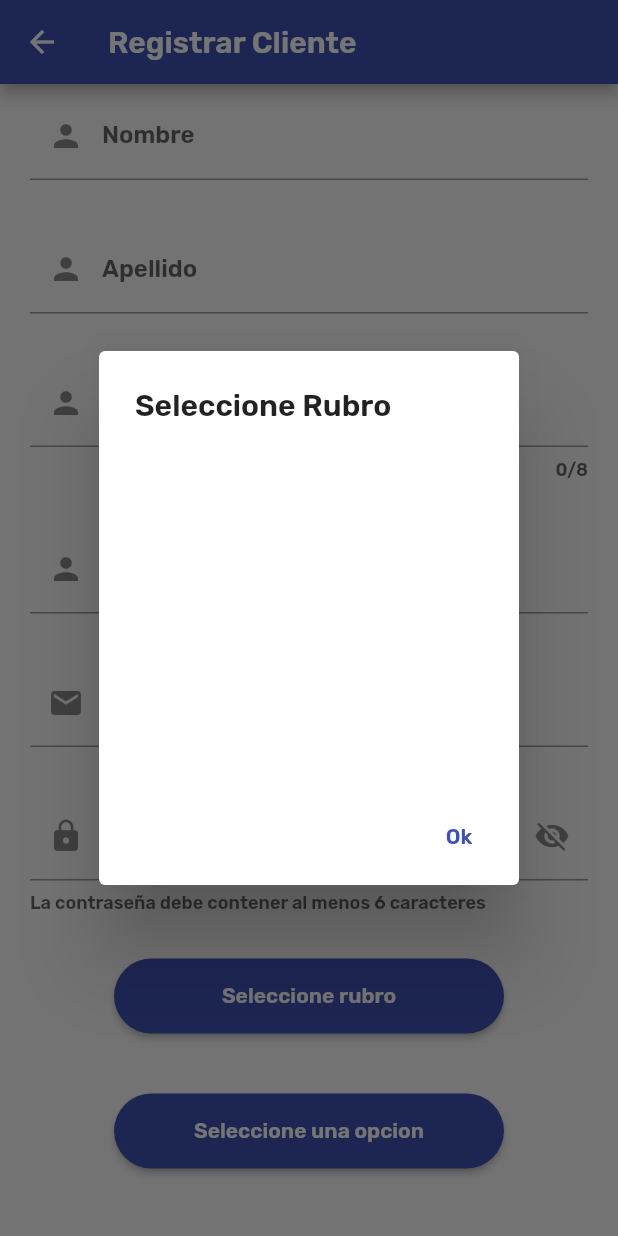
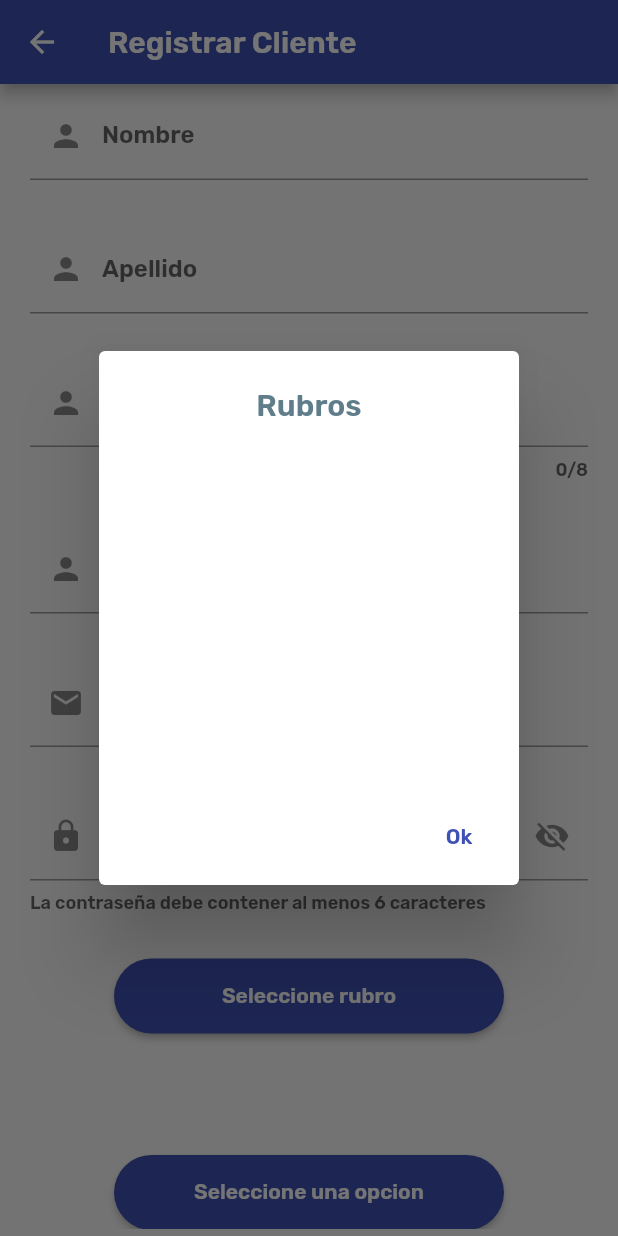
Before and after one commit to Roycho1885/tuTurnoApp, a Flutter app: the Registrar screen opened by its route, after a tap on "Seleccione rubro", on a phone screen of 412 x 824 dp. Run offline on Flutter 3.47's test engine with Material 2 defaults, Android fonts, the phone set to English and light mode, and no system bars; our stand-ins replace cloud_firestore, firebase_auth, firebase_core; accounts and stored records are empty.

Commit message:
algunos cambios de estilo

```diff
--- a/lib/Paginas/registrar.dart
+++ b/lib/Paginas/registrar.dart
@@ -193,7 +193,8 @@ class _RegistrarState extends State<Registrar> {
             itemBuilder: (context, index) {
               Map<String, dynamic> data = docs[index].data();
               return ListTile(
-                hoverColor: Colors.indigo,
+                leading: Icon(Icons.done_outline),
+                hoverColor: Colors.amberAccent,
                 title: Text(data['nombre']),
                 onTap: () {
                   ScaffoldMessenger.of(context).showSnackBar(SnackBar(
@@ -231,7 +232,8 @@ class _RegistrarState extends State<Registrar> {
               itemBuilder: (context, index) {
                 Map<String, dynamic> data = docs[index].data();
                 return ListTile(
-                  hoverColor: Colors.indigo,
+                  leading: Icon(Icons.done_outline),
+                  hoverColor: Colors.amberAccent,
                   title: Text(data['nombre']),
                   onTap: () {
                     ScaffoldMessenger.of(context).showSnackBar(SnackBar(
@@ -247,6 +249,7 @@ class _RegistrarState extends State<Registrar> {
 
   //CHECKBOX POLITICAS
   Widget crearCheck() => CheckboxListTile(
+      activeColor: Colors.amber,
       title: GestureDetector(
         child: Text(
           'Acepto las Políticas de Privacidad',
@@ -353,13 +356,13 @@ class _RegistrarState extends State<Registrar> {
                 Text(
                   selrubro == null ? '' : selrubro,
                   style: TextStyle(
-                    fontSize: 18,
-                    color: Colors.indigo,
+                    fontSize: 20,
+                    color: Colors.amber,
                     shadows: [
                       Shadow(
                         color: Colors.black,
-                        offset: Offset(1, 1),
-                        blurRadius: 8,
+                        offset: Offset(0, 0),
+                        blurRadius: 2,
                       ),
                     ],
                   ),
@@ -415,13 +418,13 @@ class _RegistrarState extends State<Registrar> {
                 Text(
                   selgim == null ? '' : selgim,
                   style: TextStyle(
-                    fontSize: 18,
-                    color: Colors.indigo,
+                    fontSize: 20,
+                    color: Colors.amber,
                     shadows: [
                       Shadow(
                         color: Colors.black,
-                        offset: Offset(1, 1),
-                        blurRadius: 8,
+                        offset: Offset(0, 0),
+                        blurRadius: 2,
                       ),
                     ],
                   ),
@@ -522,11 +525,20 @@ class _RegistrarState extends State<Registrar> {
                         barrierDismissible: false,
                         context: context,
                         builder: (context) => AlertDialog(
-                          title: Text('Seleccione Rubro'),
+                          title: Text(
+                            'Rubros',
+                            textAlign: TextAlign.center,
+                            style: TextStyle(
+                              color: Colors.blueGrey,
+                            ),
+                          ),
                           content: _crearCampoRubro(),
                           actions: <Widget>[
                             TextButton(
                               onPressed: () {
+                                setState(() {
+                                  selrubro = rubrosselec;
+                                });
                                 Navigator.of(context).pop('Ok');
                               },
                               child: Text('Ok'),
@@ -536,6 +548,23 @@ class _RegistrarState extends State<Registrar> {
                       );
                     },
                     child: Text('Seleccione rubro'),
+                  ),
+                ),
+                SizedBox(
+                  height: 20,
+                ),
+                Text(
+                  selrubro == null ? '' : selrubro,
+                  style: TextStyle(
+                    fontSize: 18,
+                    color: Colors.amber,
+                    shadows: [
+                      Shadow(
+                        color: Colors.black,
+                        offset: Offset(0, 0),
+                        blurRadius: 3,
+                      ),
+                    ],
                   ),
                 ),
                 SizedBox(
@@ -557,11 +586,20 @@ class _RegistrarState extends State<Registrar> {
                           barrierDismissible: false,
                           context: context,
                           builder: (context) => AlertDialog(
-                            title: Text('Seleccione'),
+                            title: Text(
+                              rubrosselec,
+                              textAlign: TextAlign.center,
+                              style: TextStyle(
+                                color: Colors.blueGrey,
+                              ),
+                            ),
                             content: _crearCampoGym(),
                             actions: <Widget>[
                               TextButton(
                                 onPressed: () {
+                                  setState(() {
+                                    selgim = gimselec;
+                                  });
                                   Navigator.of(context).pop('Ok');
                                 },
                                 child: Text('Ok'),
@@ -572,6 +610,23 @@ class _RegistrarState extends State<Registrar> {
                       }
                     },
                     child: Text('Seleccione una opcion'),
+                  ),
+                ),
+                SizedBox(
+                  height: 20,
+                ),
+                Text(
+                  selgim == null ? '' : selgim,
+                  style: TextStyle(
+                    fontSize: 18,
+                    color: Colors.amber,
+                    shadows: [
+                      Shadow(
+                        color: Colors.black,
+                        offset: Offset(0, 0),
+                        blurRadius: 3,
+                      ),
+                    ],
                   ),
                 ),
                 SizedBox(
--- a/lib/main.dart
+++ b/lib/main.dart
@@ -315,6 +315,7 @@ class _PantallaInicialState extends State<PantallaInicial> {
 
 //ESTE ES EL CHECKBOX COACH
   Widget crearCheck() => CheckboxListTile(
+      activeColor: Colors.amber,
       title: Text('Ingreso Admin'),
       value: value,
       onChanged: (value) {
```
